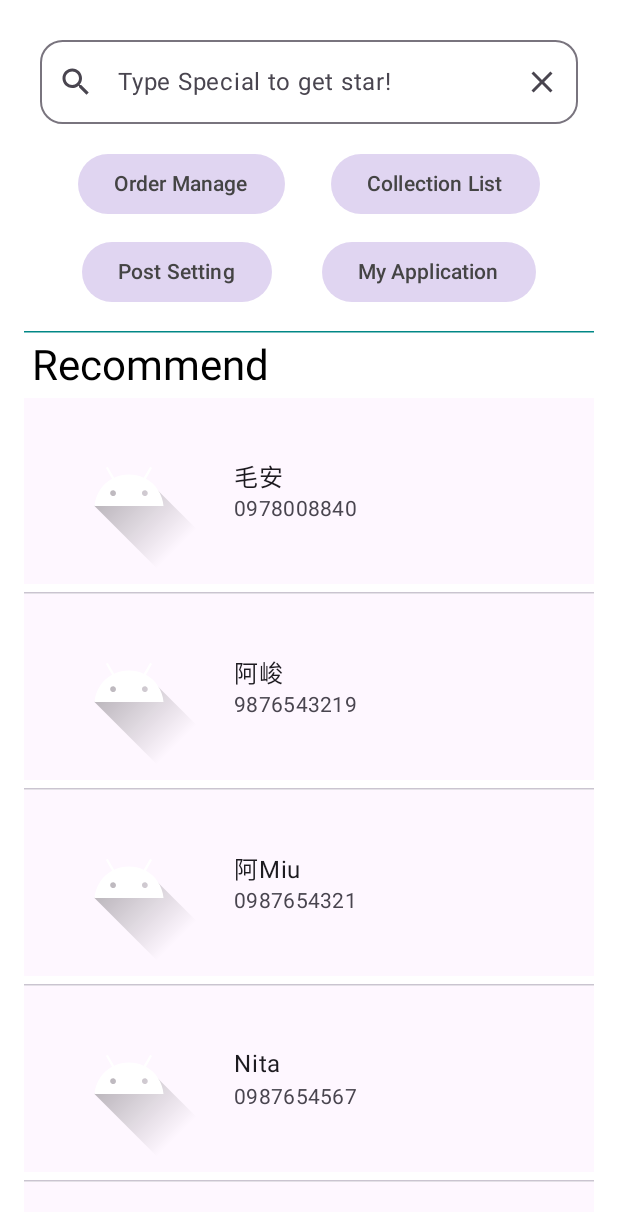
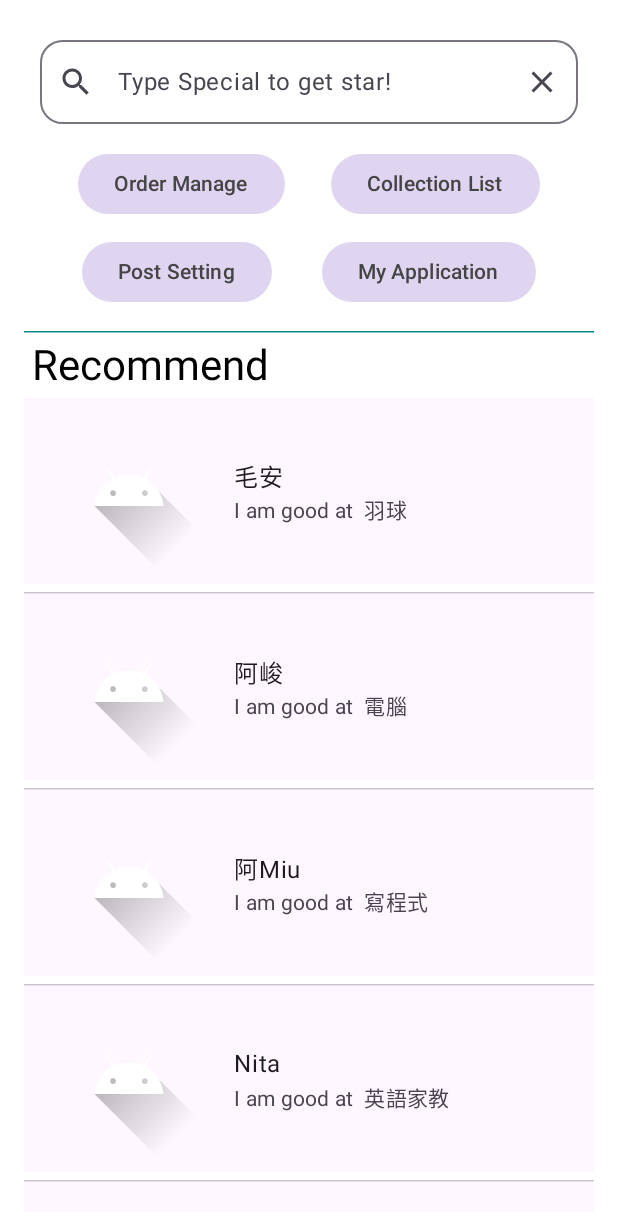
Before and after one commit to EricWuXuanAn/Friendzy, an Android app built with Jetpack Compose: the @Preview function CustomerScreenPreview, on a phone screen of 412 x 824 dp. Shown: the top 1221 px of the screen. Run offline under Robolectric (Android 15) with nearby library versions, the phone set to English and light mode, and no system bars.

Commit message:
eric
eric

```diff
--- a/app/src/main/java/com/example/tip102group01friendzy/Customer.kt
+++ b/app/src/main/java/com/example/tip102group01friendzy/Customer.kt
@@ -4,7 +4,8 @@ class Customer(
     var memberName: String = "",
     var phoneNum: String = "",
     var membeerNum:String = "",
-    var memberImg:Int = R.drawable.ic_launcher_foreground
+    var memberImg:Int = R.drawable.ic_launcher_foreground,
+    var memberSpecialty: String = ""
 ) {
     override fun equals(other: Any?): Boolean {
         return this.membeerNum == (other as Customer).membeerNum
--- a/app/src/main/java/com/example/tip102group01friendzy/ui/feature/customer/CustomerScreen.kt
+++ b/app/src/main/java/com/example/tip102group01friendzy/ui/feature/customer/CustomerScreen.kt
@@ -154,7 +154,7 @@ fun customerList(
             ListItem(
                 modifier = Modifier.clickable { onClick(customer) },
                 headlineContent = { Text(text = customer.memberName) },
-                supportingContent = { Text(text = customer.phoneNum)},
+                supportingContent = { Text(text ="I am good at  ${customer.memberSpecialty}") },
                 leadingContent = {
                     Image(
                         painter = painterResource(id = customer.memberImg),
--- a/app/src/main/java/com/example/tip102group01friendzy/ui/feature/customer/CustomerVM.kt
+++ b/app/src/main/java/com/example/tip102group01friendzy/ui/feature/customer/CustomerVM.kt
@@ -39,11 +39,11 @@ class CustomerVM : ViewModel() {
 
     fun getMemberInfo(): List<Customer> {
          return  listOf(
-             Customer("毛安", "0978008840", "01"),
-             Customer("阿峻", "9876543219", "02"),
-             Customer("阿Miu", "0987654321", "03"),
-             Customer("Nita", "0987654567", "04"),
-             Customer("小宇", "09876542362", "05")
+             Customer("毛安", "0978008840", "01", memberSpecialty = "羽球"),
+             Customer("阿峻", "9876543219", "02", memberSpecialty = "電腦"),
+             Customer("阿Miu", "0987654321", "03", memberSpecialty = "寫程式"),
+             Customer("Nita", "0987654567", "04", memberSpecialty = "英語家教"),
+             Customer("小宇", "09876542362", "05", memberSpecialty = "動漫")
          )
     }
 }
```
